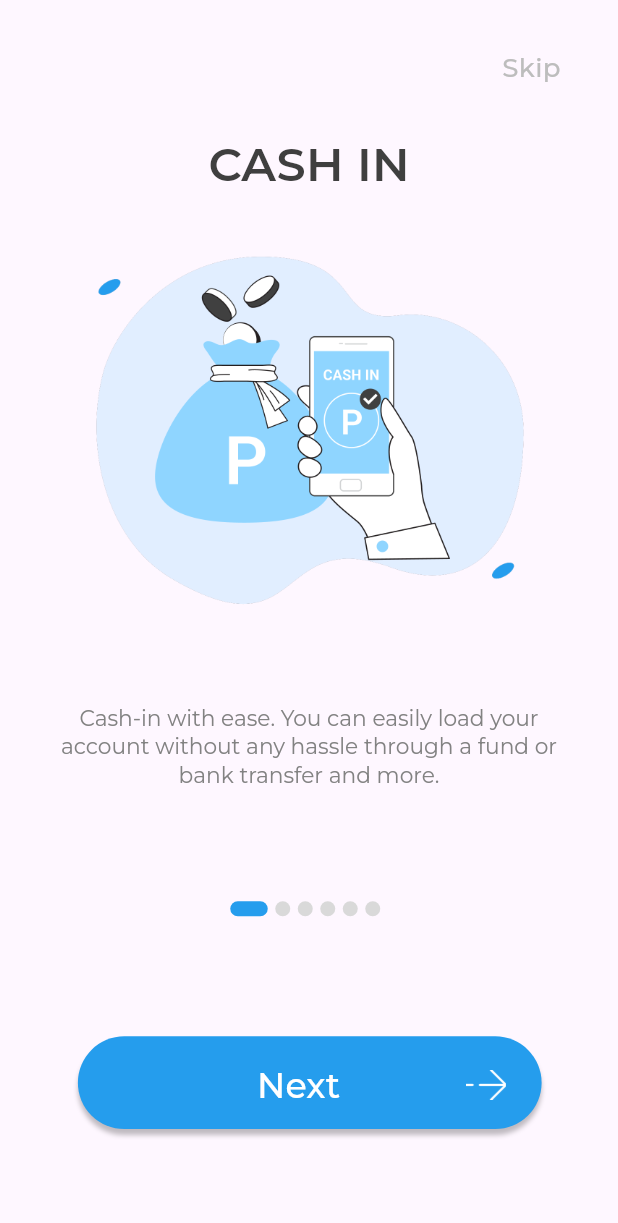
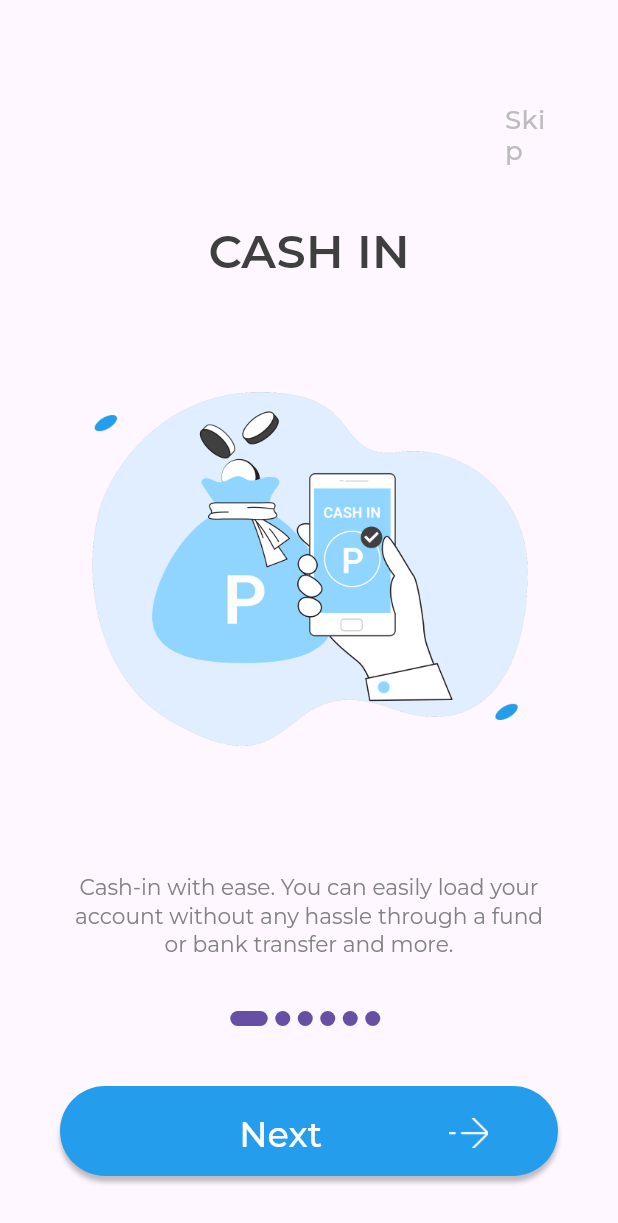
Before and after one commit to Nyang070293/digicoop, a Flutter app: the screen it shows after launch, on a phone screen of 412 x 824 dp. Shown: the top 1223 px of the screen. Run offline on Flutter 3.47's test engine with Material 3 defaults, Android fonts, the phone set to English and light mode, and no system bars; our stand-ins replace connectivity_plus, google_fonts, pinput.

Commit message:
02/20/24 - onboarding update

```diff
--- a/lib/page/Signup/signup.dart
+++ b/lib/page/Signup/signup.dart
@@ -105,7 +105,7 @@ class _signupScreenState extends State<signupScreen> {
                         // Password Field
                         CommonTextField(
                           controller: _numberController,
-                          labelText: 'Mobile No.',
+                          labelText: 'Enter Mobile No.',
                           prefixIconData: Icons.phone,
                           textInputAction: TextInputAction.next,
                           accentColor: Color(0xff259ded),
--- a/lib/page/onBoarding/onBoardingScreen.dart
+++ b/lib/page/onBoarding/onBoardingScreen.dart
@@ -30,8 +30,7 @@ class _onBoardingScreenState extends State<onBoardingScreen> {
     double fem = MediaQuery.of(context).size.width / baseWidth;
     double ffem = fem * 0.97;
     return Scaffold(
-      body: SafeArea(
-        child: Column(
+      body: Column(
         children: [
           Expanded(
             child: PageView.builder(
@@ -44,13 +43,12 @@ class _onBoardingScreenState extends State<onBoardingScreen> {
               },
               itemBuilder: (_, i) {
                 return Padding(
-                    padding: const EdgeInsets.all(35),
+                  padding: const EdgeInsets.all(40),
                   child: Column(
                     children: [
                       Container(
-                          // skipMiF (4:16)
                         margin: EdgeInsets.fromLTRB(
-                              298 * fem, 0 * fem, 0 * fem, 28 * fem),
+                            298 * fem, 30 * fem, 0 * fem, 28 * fem),
                         child: Text(
                           'Skip',
                           style: SafeGoogleFont(
@@ -62,9 +60,10 @@ class _onBoardingScreenState extends State<onBoardingScreen> {
                           ),
                         ),
                       ),
-                        Padding(
-                          padding: const EdgeInsets.only(top: 8.0),
-                          child: Text(
+                      const SizedBox(
+                        height: 10,
+                      ),
+                      Text(
                         contents[i].title,
                         style: SafeGoogleFont(
                           'Montserrat',
@@ -74,11 +73,10 @@ class _onBoardingScreenState extends State<onBoardingScreen> {
                           color: const Color(0xff3f3f3f),
                         ),
                       ),
-                        ),
                       contents[i].subtitle == null
                           ? const SizedBox()
                           : Padding(
-                                padding: const EdgeInsets.all(1),
+                              padding: const EdgeInsets.only(bottom: 25),
                               child: Text(
                                 contents[i].subtitle.toString(),
                                 style: SafeGoogleFont(
@@ -90,16 +88,20 @@ class _onBoardingScreenState extends State<onBoardingScreen> {
                                 ),
                               ),
                             ),
+                      contents[i].subtitle == null
+                          ? const SizedBox(
+                              height: 60,
+                            )
+                          : const SizedBox(
+                              height: 5,
+                            ),
+                      Image.asset(
+                        contents[i].image,
+                        fit: BoxFit.fill,
+                      ),
+                      const SizedBox(height: 70),
                       Padding(
-                          padding: const EdgeInsets.all(8.0),
-                          child: Image.asset(
-                            contents[i].image,
-                            height: 300,
-                          ),
-                        ),
-                        const SizedBox(height: 20),
-                        Padding(
-                          padding: const EdgeInsets.all(5.0),
+                        padding: const EdgeInsets.all(1.0),
                         child: Center(
                           child: RichText(
                             textAlign: TextAlign.center,
@@ -142,8 +144,13 @@ class _onBoardingScreenState extends State<onBoardingScreen> {
                           ),
                         ),
                       ),
-                        Padding(
-                          padding: const EdgeInsets.only(top: 70),
+                    ],
+                  ),
+                );
+              },
+            ),
+          ),
+          Container(
             child: Row(
               mainAxisAlignment: MainAxisAlignment.center,
               children: List.generate(
@@ -152,12 +159,10 @@ class _onBoardingScreenState extends State<onBoardingScreen> {
               ),
             ),
           ),
-                        Padding(
-                          padding: const EdgeInsets.only(top: 80),
-                          child: Container(
-                            // group4106wy (4:13)
-                            margin: EdgeInsets.fromLTRB(
-                                17 * fem, 0 * fem, 16 * fem, 0 * fem),
+          Container(
+            height: 60,
+            margin: const EdgeInsets.all(40),
+            width: double.infinity,
             child: TextButton(
               onPressed: () {
                 if (currentIndex == contents.length - 1) {
@@ -182,8 +187,7 @@ class _onBoardingScreenState extends State<onBoardingScreen> {
                 width: double.infinity,
                 decoration: BoxDecoration(
                   color: const Color(0xff259ded),
-                                  borderRadius:
-                                      BorderRadius.circular(100 * fem),
+                  borderRadius: BorderRadius.circular(100 * fem),
                   boxShadow: [
                     BoxShadow(
                       color: const Color(0x3f000000),
@@ -197,8 +201,8 @@ class _onBoardingScreenState extends State<onBoardingScreen> {
                   children: [
                     Container(
                       // nextKZq (4:15)
-                                      margin: EdgeInsets.fromLTRB(0 * fem,
-                                          0 * fem, 84.67 * fem, 0 * fem),
+                      margin: EdgeInsets.fromLTRB(
+                          0 * fem, 0 * fem, 84.67 * fem, 0 * fem),
                       child: Text(
                         "Next",
                         style: SafeGoogleFont(
@@ -224,45 +228,8 @@ class _onBoardingScreenState extends State<onBoardingScreen> {
                 ),
               ),
             ),
-                          ),
-                        ),
+          )
         ],
-                    ),
-                  );
-                },
-              ),
-            ),
-
-            /*Container(
-              height: 60,
-              margin: EdgeInsets.all(40),
-              width: double.infinity,
-              child: ElevatedButton(
-                child: Text(
-                    currentIndex == contents.length - 1 ? "Continue" : "Next"),
-                onPressed: () {
-                  if (currentIndex == contents.length - 1) {
-                    Navigator.pushReplacement(
-                      context,
-                      MaterialPageRoute(
-                        builder: (_) => Home(),
-                      ),
-                    );
-                  }
-                  _controller.nextPage(
-                    duration: Duration(milliseconds: 100),
-                    curve: Curves.bounceIn,
-                  );
-                },
-                color: Theme.of(context).primaryColor,
-                textColor: Colors.white,
-                shape: RoundedRectangleBorder(
-                  borderRadius: BorderRadius.circular(20),
-                ),
-              ),
-            )*/
-          ],
-        ),
       ),
     );
   }
@@ -274,9 +241,7 @@ class _onBoardingScreenState extends State<onBoardingScreen> {
       margin: const EdgeInsets.only(right: 5),
       decoration: BoxDecoration(
         borderRadius: BorderRadius.circular(20),
-        color: currentIndex == index
-            ? const Color(0xff259ded)
-            : const Color(0xffd9d9d9),
+        color: Theme.of(context).primaryColor,
       ),
     );
   }
```
Also changed, not shown: lib/page/Signup/setupMobilepin.dart (added, +338 -0 lines), lib/page/Signup/verificationCode.dart (+29 -21 lines). Lines whose indentation alone changed are shown as unchanged.
